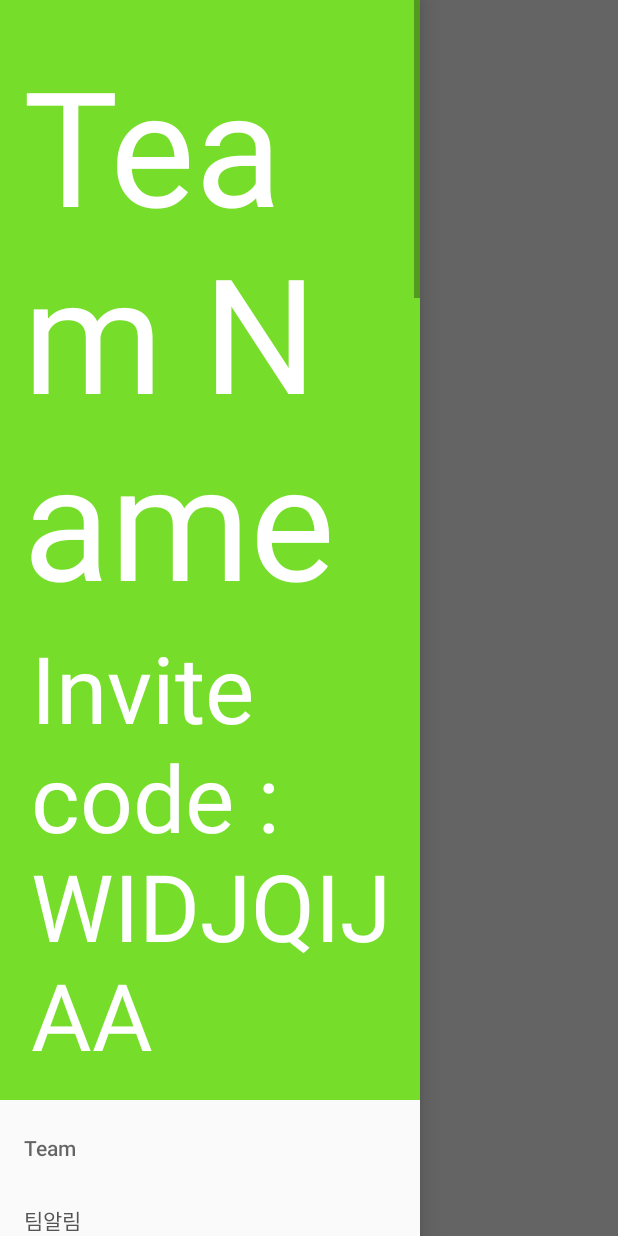
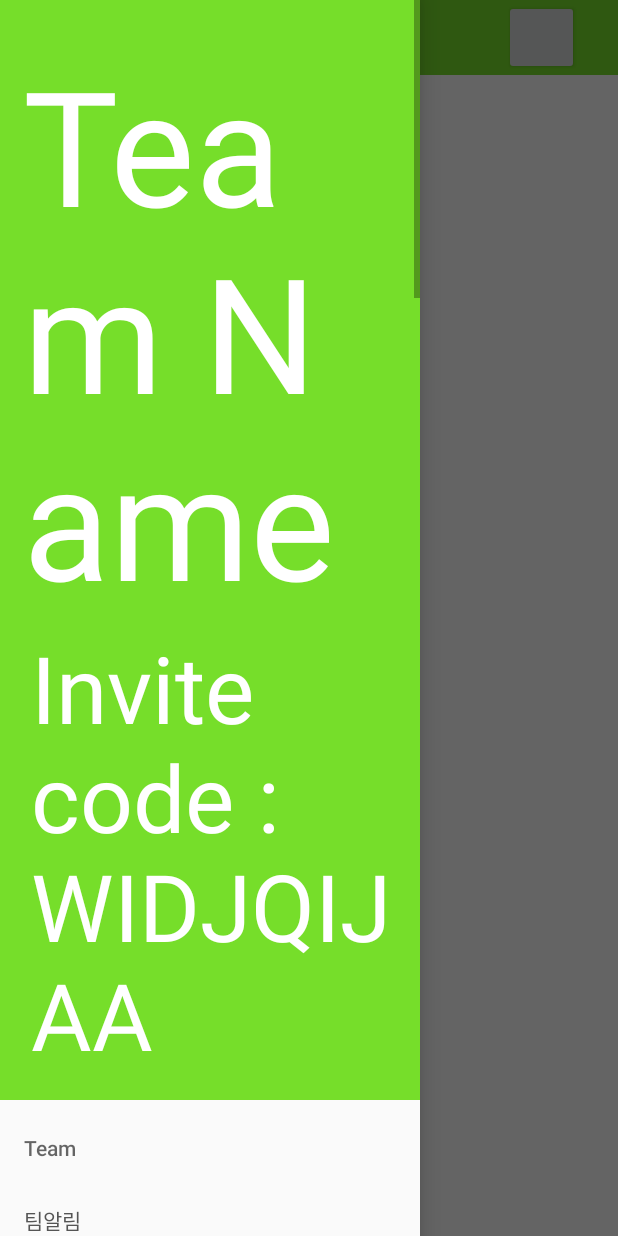
Before and after one commit to SeoYunHo/HubGaru, an Android app: the TeamMainActivity screen opened directly, with no data from a screen before it, with the side drawer open, on a phone screen of 412 x 824 dp. Run offline under Robolectric (Android 15) with nearby library versions, the phone set to English and light mode, and no system bars; our stand-ins replace Firebase (no records; nobody signed in at launch, a user with empty details on screens opened directly).

Commit message:
UpdateSomeSomeSome
뭘 일단 뭔가 만듦

```diff
--- a/HubGaru/app/src/main/AndroidManifest.xml
+++ b/HubGaru/app/src/main/AndroidManifest.xml
@@ -22,7 +22,8 @@
         <activity android:name=".Activity.TeamRecordThemeActivity"></activity>
         <activity android:name=".Activity.TeamRecordThemeCheckActivity"></activity>
         <activity android:name=".Activity.TeamRequestActivity"></activity>
-        <activity android:name=".Activity.HubOnViewActivity"/>
+        <activity android:name=".Activity.HubOnViewActivity"></activity>
+        <activity android:name=".Activity.TeamSettingActivity"></activity>
     </application>
     <uses-permission android:name="android.permission.INTERNET"/>
     <uses-permission android:name="android.permission.RECORD_AUDIO" />
--- a/HubGaru/app/src/main/java/teampj/java/dsm/hubgaruandroid/Activity/TeamMainActivity.java
+++ b/HubGaru/app/src/main/java/teampj/java/dsm/hubgaruandroid/Activity/TeamMainActivity.java
@@ -9,6 +9,8 @@ import android.support.v7.app.AppCompatActivity;
 import android.os.Bundle;
 import android.support.v7.widget.LinearLayoutManager;
 import android.support.v7.widget.RecyclerView;
+import android.support.v7.widget.Toolbar;
+import android.view.Gravity;
 import android.view.MenuItem;
 import android.view.View;
 import android.widget.Button;
@@ -21,6 +23,8 @@ import com.google.firebase.database.DataSnapshot;
 import com.google.firebase.database.DatabaseError;
 import com.google.firebase.database.DatabaseReference;
 import com.google.firebase.database.FirebaseDatabase;
+
+import java.util.Calendar;
 
 import teampj.java.dsm.hubgaruandroid.Model.TeamChatItem;
 import teampj.java.dsm.hubgaruandroid.Model.TeamRequestItem;
@@ -44,6 +48,9 @@ public class TeamMainActivity extends AppCompatActivity
     private EditText chatEditText;
     private Button chatSendBtn;
 
+    private Button drawerBtn;
+    private Button setttingBtn;
+
     private LinearLayout newRequestActionBar;
     private Button newRequestBtn;
 
@@ -64,9 +71,38 @@ public class TeamMainActivity extends AppCompatActivity
         chattingBar = (LinearLayout) findViewById(R.id.team_chat_bar);
         chatEditText = (EditText) findViewById(R.id.chatText);
         chatSendBtn = (Button) findViewById(R.id.sendChatBtn);
+        chatSendBtn.setOnClickListener(new View.OnClickListener() {
+            @Override
+            public void onClick(View v) {
+                Calendar calendar = Calendar.getInstance();
+                TeamChatItem chatItem = new TeamChatItem("김지수",chatEditText.getText().toString(), calendar.getTime().toString().substring(0,24));
+                databaseReference.child("Chat").push().setValue(chatItem);
+            }
+        });
+
+        drawerBtn = (Button)findViewById(R.id.drawer_btn);
+        drawerBtn.setOnClickListener(new View.OnClickListener() {
+            @Override
+            public void onClick(View v) {
+                startActivity(new Intent(TeamMainActivity.this, TeamSettingActivity.class));
+            }
+        });
+        setttingBtn = (Button)findViewById(R.id.setting_btn);
+        setttingBtn.setOnClickListener(new View.OnClickListener() {
+            @Override
+            public void onClick(View v) {
+                teamMainDrawer.openDrawer(Gravity.LEFT);
+            }
+        });
 
         newRequestActionBar = (LinearLayout) findViewById(R.id.team_action_bar);
         newRequestBtn = (Button) findViewById(R.id.button1);
+        newRequestBtn.setOnClickListener(new View.OnClickListener() {
+            @Override
+            public void onClick(View v) {
+                startActivity(new Intent(TeamMainActivity.this, TeamRequestActivity.class));
+            }
+        });
 
         contentLayoutManager = new LinearLayoutManager(this);
         contentView.setLayoutManager(contentLayoutManager);
@@ -78,21 +114,6 @@ public class TeamMainActivity extends AppCompatActivity
         toggle.syncState();
 
         teamMainNavView.setNavigationItemSelectedListener(this);
-
-        chatSendBtn.setOnClickListener(new View.OnClickListener() {
-            @Override
-            public void onClick(View v) {
-                TeamChatItem chatItem = new TeamChatItem("김지수",chatEditText.getText().toString());
-                databaseReference.child("Chat").push().setValue(chatItem);
-            }
-        });
-
-        newRequestBtn.setOnClickListener(new View.OnClickListener() {
-            @Override
-            public void onClick(View v) {
-                startActivity(new Intent(TeamMainActivity.this, TeamRequestActivity.class));
-            }
-        });
 
         SetRealTimeDataBase();
         chattingBar.setVisibility(View.GONE);
@@ -134,7 +155,7 @@ public class TeamMainActivity extends AppCompatActivity
     }
 
     public void SetRealTimeDataBase(){
-        databaseReference.child("Request").addChildEventListener(new ChildEventListener() {
+        databaseReference.child("Request_s").addChildEventListener(new ChildEventListener() {
             @Override
             public void onChildAdded(DataSnapshot dataSnapshot, String s) {
                 TeamRequestItem requestItem = dataSnapshot.getValue(TeamRequestItem.class);
--- a/HubGaru/app/src/main/java/teampj/java/dsm/hubgaruandroid/Activity/TeamRequestActivity.java
+++ b/HubGaru/app/src/main/java/teampj/java/dsm/hubgaruandroid/Activity/TeamRequestActivity.java
@@ -81,8 +81,10 @@ public class TeamRequestActivity extends AppCompatActivity {
             public void onClick(View v) {
                 Calendar calendar = Calendar.getInstance();
                 Uri file = Uri.fromFile(newFile);
-                TeamRequestItem teamRequestItem = new TeamRequestItem("김지수",calendar.getTime().toString().substring(0,22),requestName.getText().toString(), requestInfo.getText().toString(),file);
-                databaseReference.child("Request").push().setValue(teamRequestItem);
+                //TeamRequestItem teamRequestItem = new TeamRequestItem("김지수",calendar.getTime().toString().substring(0,22),requestName.getText().toString(), requestInfo.getText().toString(), file);
+                String filename = new File(file.getPath()).getName();
+                TeamRequestItem teamRequestItem = new TeamRequestItem("김지수",calendar.getTime().toString().substring(0,22),requestName.getText().toString(), requestInfo.getText().toString(), filename);
+                databaseReference.child("Request_s").push().setValue(teamRequestItem);
                 TeamRequestActivity.this.finish();
             }
         });
--- a/HubGaru/app/src/main/java/teampj/java/dsm/hubgaruandroid/Adapter/TeamChatAdapter.java
+++ b/HubGaru/app/src/main/java/teampj/java/dsm/hubgaruandroid/Adapter/TeamChatAdapter.java
@@ -35,6 +35,7 @@ public class TeamChatAdapter extends RecyclerView.Adapter<TeamChatViewHolder>{
         TeamChatItem item = items.get(position);
         holder.nameView.setText(item.getNameStr());
         holder.descView.setText(item.getDescStr());
+        holder.timeView.setText(item.getDateTime());
     }
 
     @Override
--- a/HubGaru/app/src/main/java/teampj/java/dsm/hubgaruandroid/Adapter/TeamRequestAdapter.java
+++ b/HubGaru/app/src/main/java/teampj/java/dsm/hubgaruandroid/Adapter/TeamRequestAdapter.java
@@ -38,7 +38,8 @@ public class TeamRequestAdapter extends RecyclerView.Adapter<TeamRequestViewHold
         holder.timeView.setText(item.getDateTime());
         holder.rNameView.setText(item.getRequestName());
         holder.rDescView.setText(item.getRequestDesc());
-        holder.rFileView.setText(new File(item.getRequestFile().getPath()).getName());
+        //holder.rFileView.setText(new File(item.getRequestFile().getPath()).getName());
+        holder.rFileView.setText(item.getRequestFile());
     }
 
     @Override
--- a/HubGaru/app/src/main/java/teampj/java/dsm/hubgaruandroid/Holder/TeamChatViewHolder.java
+++ b/HubGaru/app/src/main/java/teampj/java/dsm/hubgaruandroid/Holder/TeamChatViewHolder.java
@@ -11,10 +11,11 @@ import teampj.java.dsm.hubgaruandroid.R;
  */
 
 public class TeamChatViewHolder extends RecyclerView.ViewHolder{
-    public TextView nameView, descView;
+    public TextView nameView, descView, timeView;
     public TeamChatViewHolder(View itemView){
         super(itemView);
         nameView = (TextView) itemView.findViewById(R.id.nicknameView);
         descView = (TextView) itemView.findViewById(R.id.descView);
+        timeView = (TextView) itemView.findViewById(R.id.timeView);
     }
 }
--- a/HubGaru/app/src/main/res/layout/activity_team_main.xml
+++ b/HubGaru/app/src/main/res/layout/activity_team_main.xml
@@ -13,12 +13,13 @@
         android:id="@+id/team_content_layout"
         app:layout_behavior="@string/appbar_scrolling_view_behavior">
         <android.support.v7.widget.RecyclerView
+            android:paddingTop="60dp"
             app:layoutManager="android.support.v7.widget.LinearLayoutManager"
             android:id="@+id/team_content_view"
             android:layout_width="match_parent"
             android:layout_height="match_parent">
         </android.support.v7.widget.RecyclerView>
-
+        <include layout="@layout/appbar_team" />
         <include layout="@layout/bar_team_content_action" />
         <include layout="@layout/bar_team_content_chat"/>
     </FrameLayout>
--- /dev/null
+++ b/HubGaru/app/src/main/res/layout/appbar_team.xml
@@ -0,0 +1,22 @@
+<?xml version="1.0" encoding="utf-8"?>
+<LinearLayout xmlns:android="http://schemas.android.com/apk/res/android"
+    android:id="@+id/teamToolbar"
+    android:layout_width="match_parent"
+    android:layout_height="wrap_content"
+    android:background="@color/colorPrimary"
+    android:gravity="center">
+        <Button
+            android:id="@+id/setting_btn"
+            android:layout_gravity="left"
+            android:layout_width="50dp"
+            android:layout_height="50dp"
+            android:layout_marginRight="150dp"
+            />
+        <Button
+            android:id="@+id/drawer_btn"
+            android:layout_gravity="right"
+            android:layout_width="50dp"
+            android:layout_height="50dp"
+            android:layout_marginLeft="110dp"
+            />
+</LinearLayout>
```
Also changed, not shown: HubGaru/app/src/main/java/teampj/java/dsm/hubgaruandroid/Activity/TeamSettingActivity.java (+99 -1 lines), HubGaru/app/src/main/java/teampj/java/dsm/hubgaruandroid/Model/TeamChatItem.java (+6 -1 lines), HubGaru/app/src/main/java/teampj/java/dsm/hubgaruandroid/Model/TeamRequestItem.java (+7 -3 lines), HubGaru/app/src/main/java/teampj/java/dsm/hubgaruandroid/Model/TeamSettings.java (added, +30 -0 lines), HubGaru/app/src/main/res/layout/activity_team_settings.xml (+6 -2 lines).
